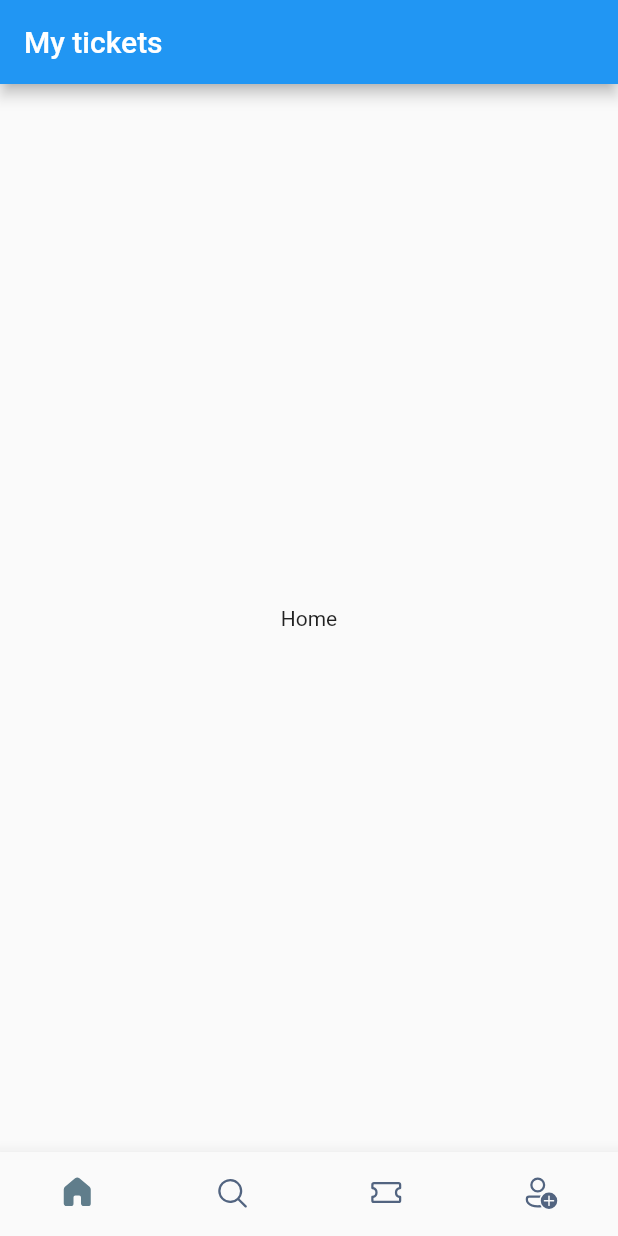
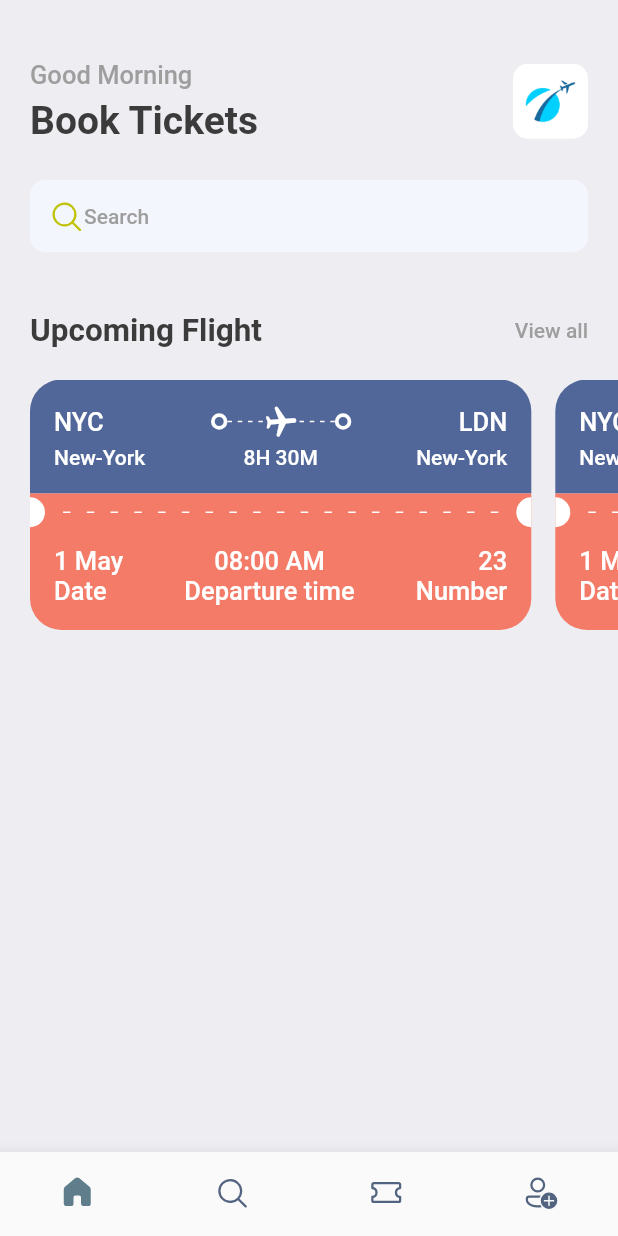
Before and after one commit to SaurabhVishwakarma826/BookTicket-flutter, a Flutter app: the screen it shows after launch, on a phone screen of 412 x 824 dp. Run offline on Flutter 3.47's test engine with Material 2 defaults, Android fonts, the phone set to English and light mode, and no system bars; our stand-ins replace fluentui_icons, gap; missing offline and left inert: dart:html.

Commit message:
Started building Home Page

```diff
--- a/lib/main.dart
+++ b/lib/main.dart
@@ -1,4 +1,5 @@
 import 'package:booktickets/screens/bottom.dart';
+import 'package:booktickets/utils/app_styles.dart';
 import 'package:flutter/material.dart';
 
 void main() {
@@ -12,9 +13,10 @@ class MyApp extends StatelessWidget {
   @override
   Widget build(BuildContext context) {
     return MaterialApp(
+      debugShowCheckedModeBanner: false,
       title: 'Flutter Demo',
       theme: ThemeData(
-        primarySwatch: Colors.blue,
+        primaryColor: primary,
       ),
       home: const BottomBar(),
     );
--- a/lib/screens/bottom.dart
+++ b/lib/screens/bottom.dart
@@ -1,3 +1,4 @@
+import 'package:booktickets/screens/home_screen.dart';
 import 'package:fluentui_icons/fluentui_icons.dart';
 import 'package:flutter/material.dart';
 
@@ -11,7 +12,7 @@ class BottomBar extends StatefulWidget {
 class _BottomBarState extends State<BottomBar> {
   int _selectIndex = 0;
   static final List<Widget>_widgetOptions =<Widget>[
-    const Text("Home"),
+    HomeScreen(),
     const Text("Search"),
     const Text("Tickets"),
     const Text("Profile")
@@ -24,9 +25,6 @@ class _BottomBarState extends State<BottomBar> {
   @override
   Widget build(BuildContext context) {
     return Scaffold(
-      appBar: AppBar(
-        title: const Text("My tickets")
-      ),
       body: Center(
         child: _widgetOptions[_selectIndex],
       ),
@@ -50,7 +48,7 @@ class _BottomBarState extends State<BottomBar> {
               activeIcon: Icon(FluentSystemIcons.ic_fluent_ticket_filled),
           label: "Tickets"),
           BottomNavigationBarItem(icon: Icon(FluentSystemIcons.ic_fluent_person_add_regular),
-              activeIcon: Icon(FluentSystemIcons.ic_fluent_ticket_filled),
+              activeIcon: Icon(FluentSystemIcons.ic_fluent_person_add_filled),
               label: "Profile")
         ],
       ),
--- /dev/null
+++ b/lib/screens/home_screen.dart
@@ -0,0 +1,105 @@
+import 'package:booktickets/screens/ticket_view.dart';
+import 'package:fluentui_icons/fluentui_icons.dart';
+import 'package:flutter/cupertino.dart';
+import 'package:flutter/material.dart';
+import 'package:gap/gap.dart';
+import '../utils/app_styles.dart';
+
+class HomeScreen extends StatelessWidget {
+  const HomeScreen({Key? key}) : super(key: key);
+
+  @override
+  Widget build(BuildContext context) {
+    return Scaffold(
+        backgroundColor: Styles.bgColor,
+        body: ListView(
+          children: [
+            Container(
+              padding: const EdgeInsets.symmetric(horizontal: 20),
+              child: Column(
+                children: [
+                  const Gap(40),
+                  Row(
+                    mainAxisAlignment: MainAxisAlignment.spaceBetween,
+                    children: [
+                      Column(
+                        crossAxisAlignment: CrossAxisAlignment.start,
+                        children: [
+                          Text("Good Morning", style: Styles.headLineStyle3),
+                          Gap(5),
+                          Text(
+                            "Book Tickets",
+                            style: Styles.headLineStyle1,
+                          )
+                        ],
+                      ),
+                      Container(
+                        height: 50,
+                        width: 50,
+                        decoration: BoxDecoration(
+                            borderRadius: BorderRadius.circular(10),
+                            image: const DecorationImage(
+                                fit: BoxFit.cover,
+                                image: AssetImage("assets/images/img_1.png"))),
+                      )
+                    ],
+                  ),
+                  Gap(25),
+                  Container(
+                    padding: const EdgeInsets.symmetric(
+                        horizontal: 12, vertical: 12),
+                    decoration: BoxDecoration(
+                      borderRadius: BorderRadius.circular(10),
+                      color: Color(0xFFF4F6FD),
+                    ),
+                    child: Row(
+                      children: [
+                        const Icon(
+                          FluentSystemIcons.ic_fluent_search_regular,
+                          color: Color(0xFFBFC205),
+                        ),
+                        Text(
+                          "Search",
+                          style: Styles.headLineStyle4,
+                        )
+                      ],
+                    ),
+                  ),
+                  Gap(40),
+                  Row(
+                    mainAxisAlignment: MainAxisAlignment.spaceBetween,
+                    children: [
+                      Text(
+                        "Upcoming Flight",
+                        style: Styles.headLineStyle2,
+                      ),
+                      InkWell(
+                          onTap: () {
+                            print("Yor are tapped");
+                          },
+                          child: Text(
+                            "View all",
+                            style: Styles.headLineStyle4,
+                          ))
+                    ],
+                  ),
+                ],
+              ),
+            ),
+            Gap(20),
+            const SingleChildScrollView(
+              scrollDirection: Axis.horizontal,
+              padding: EdgeInsets.only(left: 20),
+              child: Row(
+                children: [
+                  TicketView(),
+                  TicketView(),
+                  TicketView(),
+                  TicketView(),
+                ],
+              ),
+            ),
+          ],
+        ));
+  }
+}
--- /dev/null
+++ b/lib/screens/ticket_view.dart
@@ -0,0 +1,220 @@
+import 'dart:html';
+
+import 'package:booktickets/utils/app_styles.dart';
+import 'package:booktickets/widget/ticket_container.dart';
+import 'package:flutter/cupertino.dart';
+import 'package:flutter/material.dart';
+import 'package:gap/gap.dart';
+import '../utils/app_layout.dart';
+import '../utils/app_styles.dart';
+
+class TicketView extends StatelessWidget {
+  const TicketView({Key? key}) : super(key: key);
+
+  @override
+  Widget build(BuildContext context) {
+    final size = AppLayout.getSize(context);
+    return SizedBox(
+      width: size.width*0.85,
+      height: 200,
+      child: Container(
+        margin: EdgeInsets.only(right: 16),
+        child: Column(
+          mainAxisSize: MainAxisSize.min,
+          children: [
+            // showing the blue part of ticket card
+            Container(
+              decoration: const BoxDecoration(
+                  color: Color(0xFF526799),
+                  borderRadius: BorderRadius.only(
+                      topLeft: Radius.circular(21),
+                      topRight: Radius.circular(21))),
+              padding: const EdgeInsets.all(16),
+              child: Column(
+                children: [
+                  Row(
+                    children: [
+                      Text(
+                        "NYC",
+                        style:
+                            Styles.headLineStyle3.copyWith(color: Colors.white),
+                      ),
+                      Expanded(
+                        child: Container(),
+                      ),
+                      TicketContainer(),
+                      Expanded(
+                          child: Stack(
+                        children: [
+                          SizedBox(
+                            height: 24,
+                            child: LayoutBuilder(
+                              builder: (BuildContext context,
+                                  BoxConstraints constraints) {
+                                print(
+                                    "this is ${constraints.constrainWidth()}");
+                                return Flex(
+                                    direction: Axis.horizontal,
+                                    mainAxisAlignment:
+                                        MainAxisAlignment.spaceBetween,
+                                    mainAxisSize: MainAxisSize.max,
+                                    children: List.generate(
+                                        (constraints.constrainWidth() / 6)
+                                            .floor(),
+                                        (index) => const SizedBox(
+                                              width: 3,
+                                              height: 1,
+                                              child: DecoratedBox(
+                                                decoration: BoxDecoration(
+                                                    color: Colors.white),
+                                              ),
+                                            )));
+                              },
+                            ),
+                          ),
+                          Center(
+                              child: Transform.rotate(
+                                  angle: 1.5,
+                                  child: Icon(Icons.local_airport_rounded,
+                                      color: Colors.white))),
+                        ],
+                      )),
+                      TicketContainer(),
+                      Expanded(
+                        child: Container(),
+                      ),
+                      Text(
+                        "LDN",
+                        style:
+                            Styles.headLineStyle3.copyWith(color: Colors.white),
+                      )
+                    ],
+                  ),
+                  Gap(4),
+                  Row(
+                    mainAxisAlignment: MainAxisAlignment.spaceBetween,
+                    children: [
+                      SizedBox(
+                        width: 100,
+                        child: Text(
+                          "New-York",
+                          style: Styles.headLineStyle4
+                              .copyWith(color: Colors.white),
+                        ),
+                      ),
+                      Text(
+                        "8H 30M",
+                        style:
+                            Styles.headLineStyle4.copyWith(color: Colors.white),
+                      ),
+                      SizedBox(
+                        width: 100,
+                        child: Text(
+                          "New-York",
+                          textAlign: TextAlign.end,
+                          style: Styles.headLineStyle4
+                              .copyWith(color: Colors.white),
+                        ),
+                      )
+                    ],
+                  )
+                ],
+              ),
+            ),
+            // Showing the Orange part of thicket card
+            Container(
+              color: Styles.orangeColo,
+              child: Row(
+                children: [
+                  const SizedBox(
+                    height: 20,
+                    width: 10,
+                    child: DecoratedBox(
+                      decoration: BoxDecoration(
+                          color: Colors.white,
+                          borderRadius: BorderRadius.only(
+                              topRight: Radius.circular(10),
+                              bottomRight: Radius.circular(10))),
+                    ),
+                  ),
+                  Expanded(child: Padding(
+                    padding: const EdgeInsets.all(12.0),
+                    child: LayoutBuilder(
+                      builder:
+                          (BuildContext context, BoxConstraints constraints) {
+                        return Flex(
+                          direction: Axis.horizontal,
+                          mainAxisAlignment: MainAxisAlignment.spaceBetween,
+                          mainAxisSize: MainAxisSize.max,
+                          children: List.generate(
+                              (constraints.constrainWidth() / 15).floor(),
+                              (index) => const SizedBox(
+                                    width: 5,
+                                    height: 1,
+                                    child: DecoratedBox(
+                                      decoration:
+                                          BoxDecoration(color: Colors.white),
+                                    ),
+                                  )),
+                        );
+                      },
+                    ),
+                  )),
+                  const SizedBox(
+                    height: 20,
+                    width: 10,
+                    child: DecoratedBox(
+                      decoration: BoxDecoration(
+                          color: Colors.white,
+                          borderRadius: BorderRadius.only(
+                              topLeft: Radius.circular(10),
+                              bottomLeft: Radius.circular(10))),
+                    ),
+                  ),
+
+                ],
+              ),
+            ),
+            Container(
+             decoration: BoxDecoration(
+               color: Styles.orangeColo,
+               borderRadius: BorderRadius.only(bottomLeft: Radius.circular(21), bottomRight: Radius.circular(21))
+             ),
+              padding: const EdgeInsets.only(left: 16, top: 10, right: 16, bottom: 16),
+              child: Column(
+                children: [
+                  Row(
+                    mainAxisAlignment: MainAxisAlignment.spaceBetween,
+                    children: [
+                      Column(
+                        crossAxisAlignment: CrossAxisAlignment.start,
+                        children: [
+                          Text("1 May", style: Styles.headLineStyle3.copyWith(color: Colors.white),),
+                          Text("Date", style: Styles.headLineStyle3.copyWith(color: Colors.white),)
+                        ],
+                      ),
+                      Column(
+                        crossAxisAlignment: CrossAxisAlignment.center,
+                        children: [
+                          Text("08:00 AM", style: Styles.headLineStyle3.copyWith(color: Colors.white),),
+                          Text("Departure time", style: Styles.headLineStyle3.copyWith(color: Colors.white),)
+                        ],
+                      ),
+                      Column(
+                        crossAxisAlignment: CrossAxisAlignment.end,
+                        children: [
+                          Text("23",style: Styles.headLineStyle3.copyWith(color: Colors.white),),
+                          Text("Number", style: Styles.headLineStyle3.copyWith(color: Colors.white))
+                        ],
+                      )
+                    ],
+                  )
+                ],
+              ),
+            )
+          ],
+        ),
+      ),
+    );
+  }
+}
--- /dev/null
+++ b/lib/utils/app_layout.dart
@@ -0,0 +1,9 @@
+
+
+import 'package:flutter/cupertino.dart';
+
+class AppLayout{
+  static getSize(BuildContext context){
+    return MediaQuery.of(context).size;
+  }
+}
--- /dev/null
+++ b/lib/utils/app_styles.dart
@@ -0,0 +1,15 @@
+import 'package:flutter/material.dart';
+
+Color primary = const Color(0xFF687daf);
+class Styles{
+  static Color primaryColor = primary;
+  static Color textColor = const Color(0xFF3b3b3b);
+  static Color bgColor = const Color(0xFFeeedf2);
+  static Color orangeColo = const Color(0xFFF37B67);
+  static TextStyle textStyle = TextStyle(fontSize: 16, color: textColor,fontWeight: FontWeight.w500);
+  static TextStyle headLineStyle1 = TextStyle(fontSize: 26, color: textColor,fontWeight: FontWeight.bold);
+  static TextStyle headLineStyle2 = TextStyle(fontSize: 21, color: textColor,fontWeight: FontWeight.bold);
+  static TextStyle headLineStyle3 = TextStyle(fontSize: 17, color: Colors.grey.shade500,fontWeight: FontWeight.w500);
+  static TextStyle headLineStyle4 = TextStyle(fontSize: 14, color: Colors.grey.shade500,fontWeight: FontWeight.w500);
+
+}
--- /dev/null
+++ b/lib/widget/ticket_container.dart
@@ -0,0 +1,17 @@
+import 'package:flutter/cupertino.dart';
+import 'package:flutter/material.dart';
+
+class TicketContainer extends StatelessWidget {
+  const TicketContainer({Key? key}) : super(key: key);
+
+  @override
+  Widget build(BuildContext context) {
+    return Container(
+      padding: const EdgeInsets.all(3.0),
+      decoration: BoxDecoration(
+        borderRadius: BorderRadius.circular(20),
+        border: Border.all(width: 2.5, color: Colors.white)
+      ),
+    );
+  }
+}
--- a/pubspec.yaml
+++ b/pubspec.yaml
@@ -36,6 +36,7 @@ dependencies:
   # Use with the CupertinoIcons class for iOS style icons.
   cupertino_icons: ^1.0.2
   fluentui_icons: ^1.0.0
+  gap: ^2.0.0
 
 dev_dependencies:
   flutter_test:
@@ -60,8 +61,8 @@ flutter:
   uses-material-design: true
 
   # To add assets to your application, add an assets section, like this:
-  # assets:
-  #   - images/a_dot_burr.jpeg
+  assets:
+    - assets/images/
   #   - images/a_dot_ham.jpeg
 
   # An image asset can refer to one or more resolution-specific "variants", see
```
Also changed, not shown: assets/images/img.png (added), assets/images/img_1.png (added), assets/images/one.png (added), assets/images/sit.jpg (added), assets/images/three.png (added), assets/images/two.png (added), assets/images/visa.png (added), lib/screens/homescreen.dart (deleted), pubspec.lock, 1 other file.
